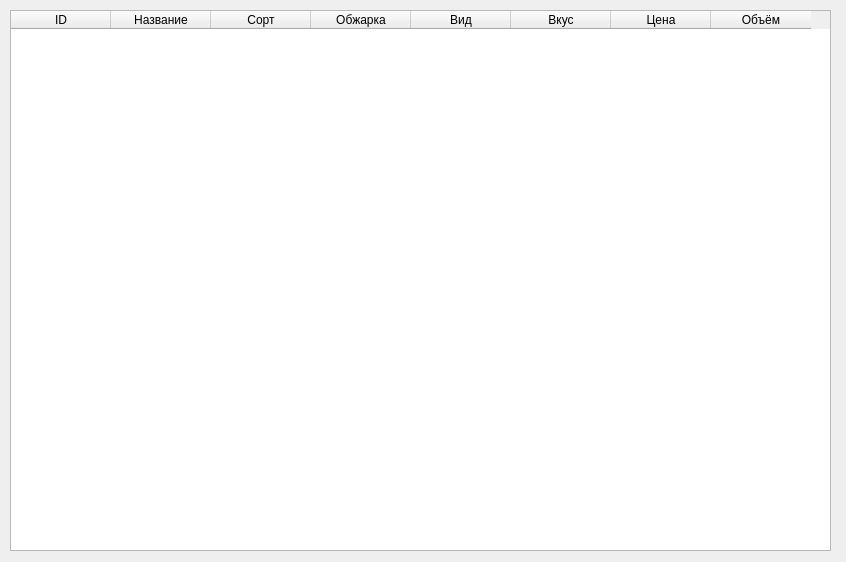
Old version of the form main.ui in the repository CodeButt3rs/YandexCoffe.
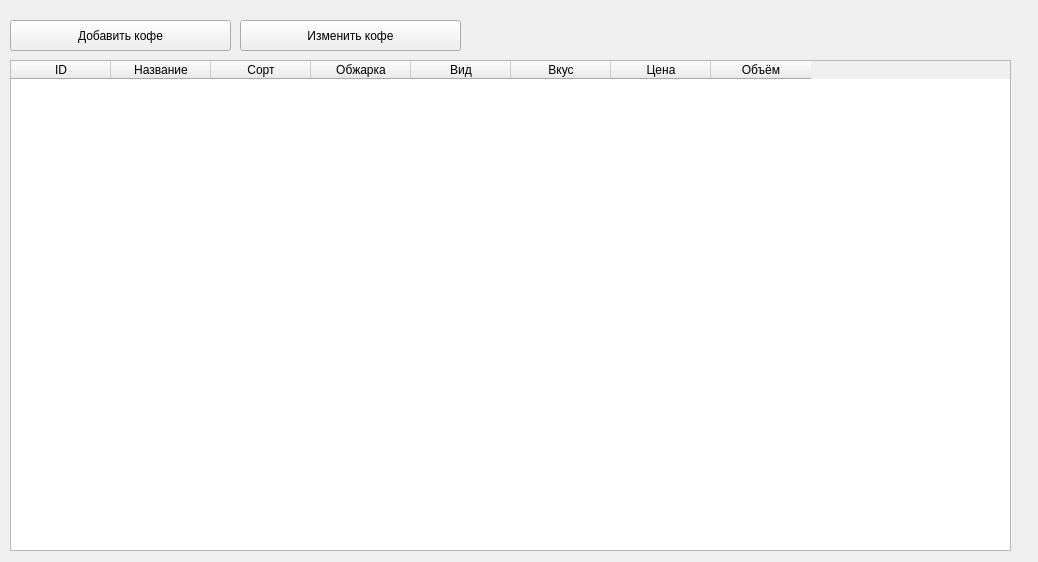
New version of the form.

Commit message: Изменени е главного окна под кнопки открытия меню добавления и редактирования

Patch:
```diff
--- a/main.ui
+++ b/main.ui
@@ -6,7 +6,7 @@
    <rect>
     <x>0</x>
     <y>0</y>
-    <width>846</width>
+    <width>1038</width>
     <height>562</height>
    </rect>
   </property>
@@ -17,9 +17,9 @@
    <property name="geometry">
     <rect>
      <x>10</x>
-     <y>10</y>
-     <width>821</width>
-     <height>541</height>
+     <y>60</y>
+     <width>1001</width>
+     <height>491</height>
     </rect>
    </property>
    <column>
@@ -63,6 +63,32 @@
     </property>
    </column>
   </widget>
+  <widget class="QPushButton" name="addCoffeeButton">
+   <property name="geometry">
+    <rect>
+     <x>10</x>
+     <y>20</y>
+     <width>221</width>
+     <height>31</height>
+    </rect>
+   </property>
+   <property name="text">
+    <string>Добавить кофе</string>
+   </property>
+  </widget>
+  <widget class="QPushButton" name="editCoffee">
+   <property name="geometry">
+    <rect>
+     <x>240</x>
+     <y>20</y>
+     <width>221</width>
+     <height>31</height>
+    </rect>
+   </property>
+   <property name="text">
+    <string>Изменить кофе</string>
+   </property>
+  </widget>
  </widget>
  <resources/>
  <connections/>
```
